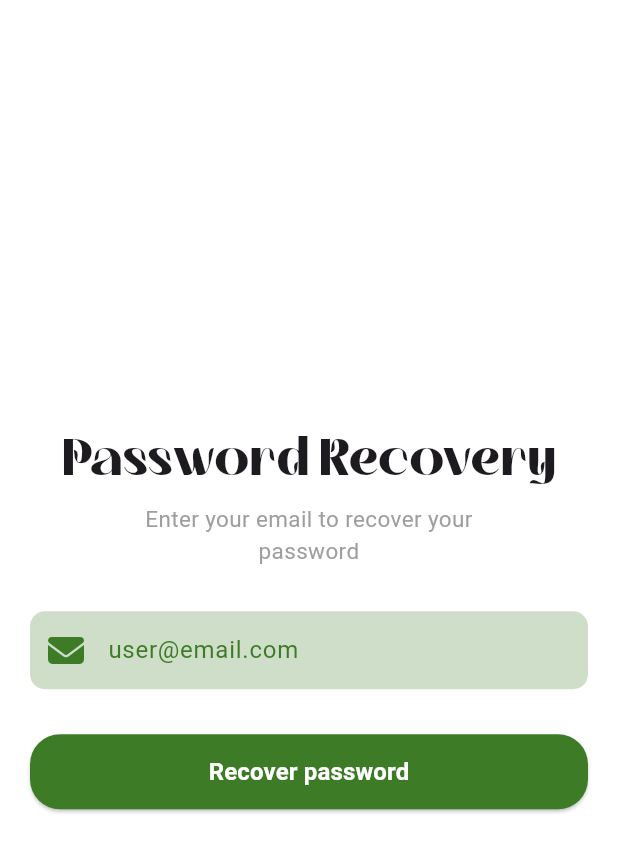
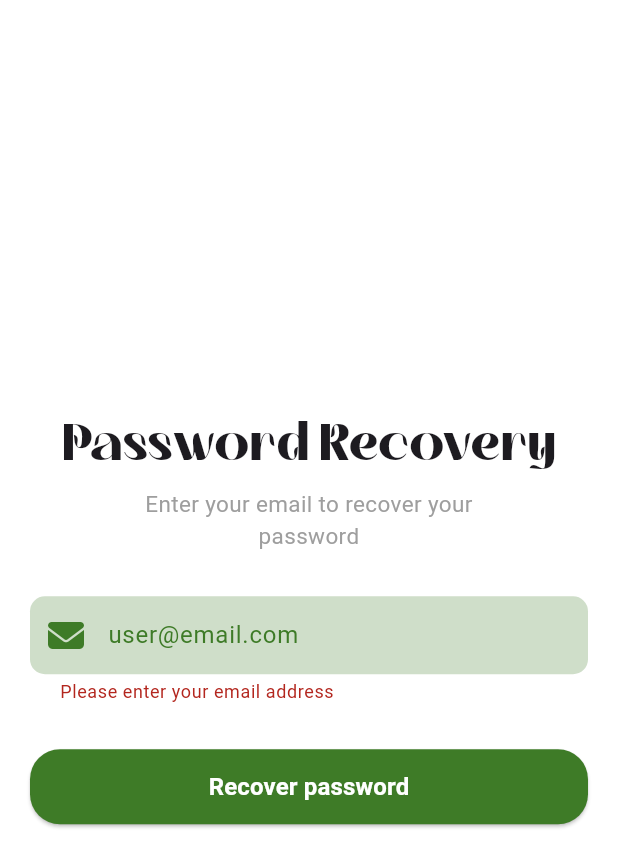
Before and after one commit to EsAm1973/Mazraaty, a Flutter app: the screen it shows after launch, after a tap on "Recover password", on a phone screen of 412 x 824 dp. Shown: the top 867 px of the screen. Run offline on Flutter 3.47's test engine with Material 3 defaults, Android fonts, the light colour scheme and no system bars; our stand-ins replace font_awesome_flutter, go_router, google_fonts, image_picker; Roboto replaces fonts that are missing (Inder).

Commit message:
make validate in recover button

```diff
--- a/lib/Features/authentication/presentation/views/widgets/recoverpass_view_body.dart
+++ b/lib/Features/authentication/presentation/views/widgets/recoverpass_view_body.dart
@@ -1,5 +1,4 @@
 import 'package:flutter/material.dart';
-import 'package:mazraaty/Core/widgets/custom_button.dart';
 import 'package:mazraaty/Features/authentication/presentation/views/widgets/recoverpass_button.dart';
 import 'package:mazraaty/Features/authentication/presentation/views/widgets/recoverpass_email_textfeild.dart';
 import 'package:mazraaty/Features/authentication/presentation/views/widgets/recoverpass_title.dart';
@@ -7,6 +6,7 @@ import 'package:mazraaty/Features/authentication/presentation/views/widgets/reco
 class RecoverPassViewBody extends StatelessWidget {
   RecoverPassViewBody({super.key});
   final TextEditingController emailController = TextEditingController();
+  final GlobalKey<FormState> formKey = GlobalKey<FormState>();
   @override
   Widget build(BuildContext context) {
     return Center(
@@ -19,11 +19,24 @@ class RecoverPassViewBody extends StatelessWidget {
             const SizedBox(
               height: 30,
             ),
-            RecoverPassEmailTextFeild(emailController: emailController),
+            Form(
+              key: formKey,
+              child:
+                  RecoverPassEmailTextFeild(emailController: emailController),
+            ),
             const SizedBox(
               height: 30,
             ),
-            RecoverPassButton(onPressed: () {}),
+            RecoverPassButton(onPressed: () {
+              if (formKey.currentState!.validate()) {
+                //Navigate and make logic
+                ScaffoldMessenger.of(context).showSnackBar(
+                  const SnackBar(
+                    content: Text('Email Send, Check Your Mail'),
+                  ),
+                );
+              }
+            }),
           ],
         ),
       ),
```
